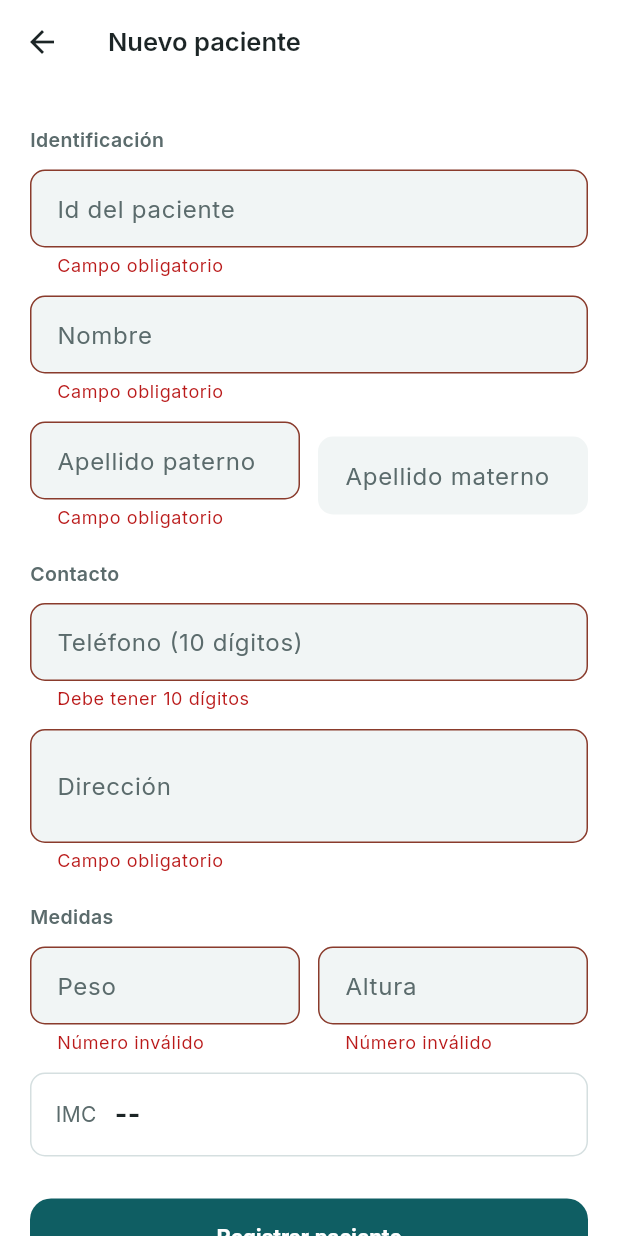
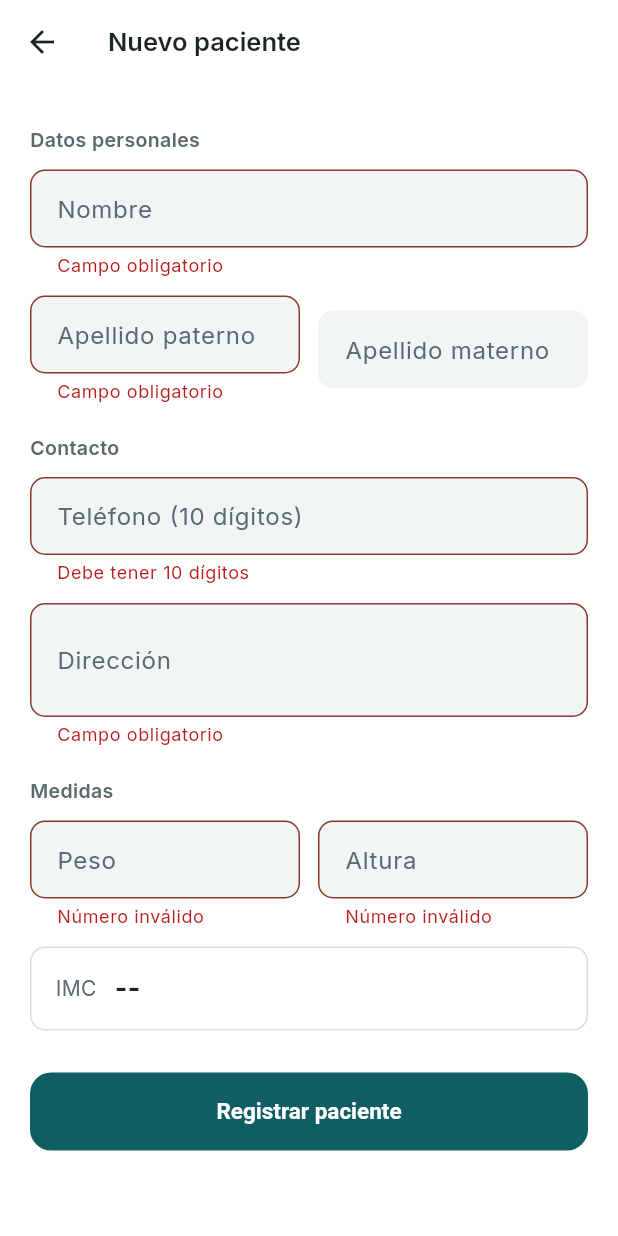
Before and after one commit to CristianMares/app_pacientes, a Flutter app: the FormularioPacientePage screen opened directly, after a tap on "Registrar paciente", on a phone screen of 412 x 824 dp. Run offline on Flutter 3.47's test engine with Material 3 defaults, Android fonts, the phone set to English and light mode, and no system bars; our stand-ins replace google_fonts, pdf, share_plus, shared_preferences; accounts and stored records are empty; network calls fail.

Commit message:
Logo, icono y Id automatico

```diff
--- a/lib/pages/formulario_paciente_page.dart
+++ b/lib/pages/formulario_paciente_page.dart
@@ -18,7 +18,6 @@ class FormularioPacientePage extends StatefulWidget {
 
 class _FormularioPacientePageState extends State<FormularioPacientePage> {
   final _form = GlobalKey<FormState>();
-  late final _id = TextEditingController(text: widget.paciente?.idPaciente.toString() ?? '');
   late final _nombre = TextEditingController(text: widget.paciente?.nombre ?? '');
   late final _aPaterno = TextEditingController(text: widget.paciente?.aPaterno ?? '');
   late final _aMaterno = TextEditingController(text: widget.paciente?.aMaterno ?? '');
@@ -37,7 +36,7 @@ class _FormularioPacientePageState extends State<FormularioPacientePage> {
 
   @override
   void dispose() {
-    for (final c in [_id, _nombre, _aPaterno, _aMaterno, _direccion, _telefono, _peso, _altura]) {
+    for (final c in [_nombre, _aPaterno, _aMaterno, _direccion, _telefono, _peso, _altura]) {
       c.dispose();
     }
     super.dispose();
@@ -53,7 +52,8 @@ class _FormularioPacientePageState extends State<FormularioPacientePage> {
     setState(() => _guardando = true);
 
     final p = Paciente(
-      idPaciente: int.parse(_id.text.trim()),
+      // Al crear la API asigna el Id
+      idPaciente: widget.paciente?.idPaciente ?? 0,
       nombre: _nombre.text.trim(),
       aPaterno: _aPaterno.text.trim(),
       aMaterno: _aMaterno.text.trim(),
@@ -92,21 +92,7 @@ class _FormularioPacientePageState extends State<FormularioPacientePage> {
         child: ListView(
           padding: const EdgeInsets.fromLTRB(20, 8, 20, 24),
           children: [
-            _Seccion('Identificación'),
-            TextFormField(
-              controller: _id,
-              enabled: !_editando,
-              keyboardType: TextInputType.number,
-              inputFormatters: [FilteringTextInputFormatter.digitsOnly],
-              decoration: const InputDecoration(labelText: 'Id del paciente'),
-              validator: (v) {
-                if (_requerido(v) != null) return 'Campo obligatorio';
-                final n = int.tryParse(v!.trim());
-                if (n == null || n <= 0) return 'Debe ser un número mayor a 0';
-                return null;
-              },
-            ),
-            const SizedBox(height: 12),
+            _Seccion('Datos personales'),
             TextFormField(
               controller: _nombre,
               textCapitalization: TextCapitalization.words,
--- a/lib/pages/lista_pacientes_page.dart
+++ b/lib/pages/lista_pacientes_page.dart
@@ -157,6 +157,8 @@ class _ListaPacientesPageState extends State<ListaPacientesPage> {
               padding: const EdgeInsets.fromLTRB(20, 20, 12, 12),
               child: Row(
                 children: [
+                  Image.asset('assets/logo.png', height: 48),
+                  const SizedBox(width: 12),
                   Expanded(
                     child: Column(
                       crossAxisAlignment: CrossAxisAlignment.start,
--- a/pubspec.yaml
+++ b/pubspec.yaml
@@ -23,3 +23,5 @@ dev_dependencies:
 
 flutter:
   uses-material-design: true
+  assets:
+    - assets/logo.png
```
Also changed, not shown: assets/logo.png (added), 12 other files.
